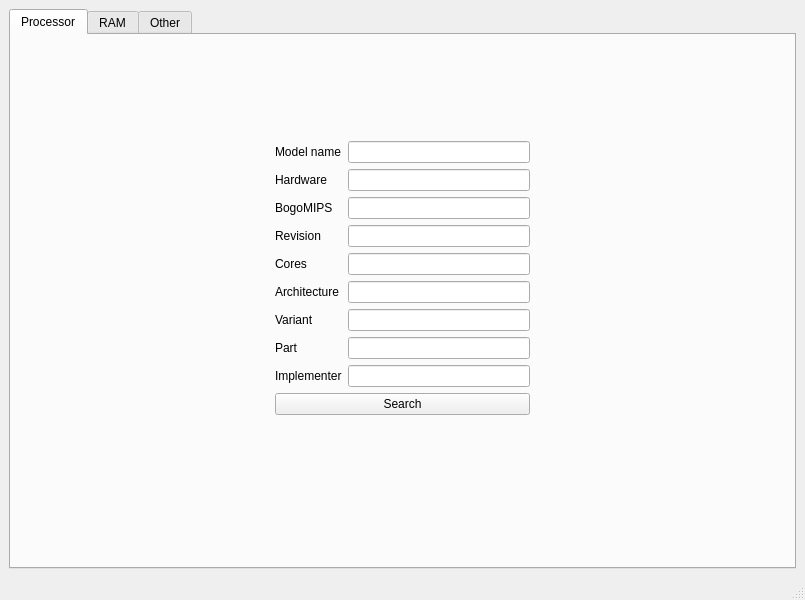
First picture: the form in AndroidParser/parser.ui, repository MaxNazarevskyi/NG_2022_AndroidParser, before the edit.
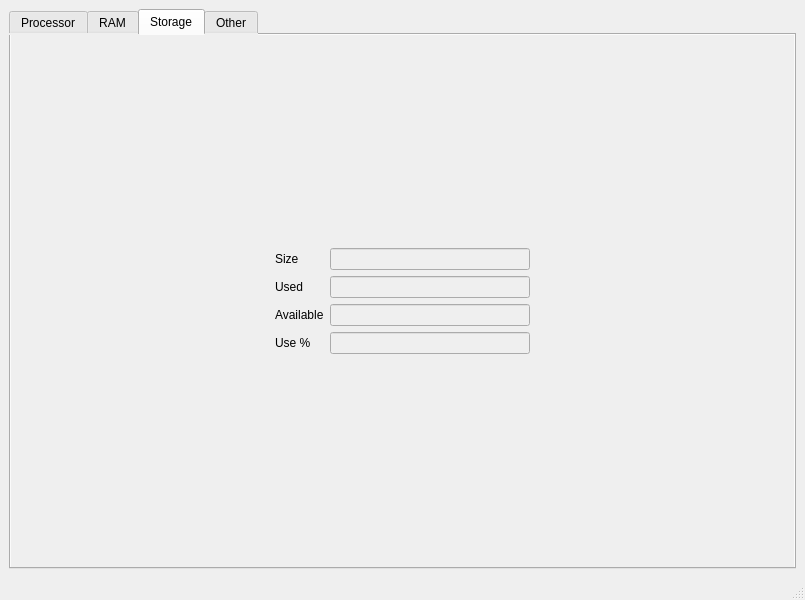
Second picture: the form after the edit. The open tabs and pages were chosen to show the change.

Commit message: Added new tab 'storage' and updated UI

```diff
--- a/AndroidParser/parser.ui
+++ b/AndroidParser/parser.ui
@@ -14,6 +14,10 @@
    <string>Parser</string>
   </property>
   <widget class="QWidget" name="centralwidget">
+   <property name="styleSheet">
+    <string notr="true">background-color: rgb(255, 238, 155);
+background-color: rgb(239, 239, 239);</string>
+   </property>
    <layout class="QGridLayout" name="gridLayout_7">
     <item row="0" column="0">
      <widget class="QTabWidget" name="tabWidget">
@@ -713,6 +717,150 @@
         </item>
        </layout>
       </widget>
+      <widget class="QWidget" name="tab_2">
+       <attribute name="title">
+        <string>Storage</string>
+       </attribute>
+       <layout class="QVBoxLayout" name="verticalLayout_2">
+        <item>
+         <layout class="QGridLayout" name="gridLayout_3">
+          <item row="1" column="2">
+           <spacer name="horizontalSpacer_7">
+            <property name="orientation">
+             <enum>Qt::Horizontal</enum>
+            </property>
+            <property name="sizeHint" stdset="0">
+             <size>
+              <width>40</width>
+              <height>20</height>
+             </size>
+            </property>
+           </spacer>
+          </item>
+          <item row="2" column="1">
+           <spacer name="verticalSpacer_8">
+            <property name="orientation">
+             <enum>Qt::Vertical</enum>
+            </property>
+            <property name="sizeHint" stdset="0">
+             <size>
+              <width>20</width>
+              <height>40</height>
+             </size>
+            </property>
+           </spacer>
+          </item>
+          <item row="1" column="0">
+           <spacer name="horizontalSpacer_8">
+            <property name="orientation">
+             <enum>Qt::Horizontal</enum>
+            </property>
+            <property name="sizeHint" stdset="0">
+             <size>
+              <width>40</width>
+              <height>20</height>
+             </size>
+            </property>
+           </spacer>
+          </item>
+          <item row="1" column="1">
+           <layout class="QGridLayout" name="gridLayout_8">
+            <item row="2" column="0">
+             <widget class="QLabel" name="label_37">
+              <property name="text">
+               <string>Size</string>
+              </property>
+             </widget>
+            </item>
+            <item row="4" column="0">
+             <widget class="QLabel" name="label_39">
+              <property name="text">
+               <string>Available</string>
+              </property>
+             </widget>
+            </item>
+            <item row="3" column="0">
+             <widget class="QLabel" name="label_38">
+              <property name="text">
+               <string>Used</string>
+              </property>
+             </widget>
+            </item>
+            <item row="4" column="1">
+             <widget class="QLineEdit" name="l_StorageAvailable">
+              <property name="minimumSize">
+               <size>
+                <width>130</width>
+                <height>22</height>
+               </size>
+              </property>
+              <property name="readOnly">
+               <bool>true</bool>
+              </property>
+             </widget>
+            </item>
+            <item row="2" column="1">
+             <widget class="QLineEdit" name="l_StorageSize">
+              <property name="minimumSize">
+               <size>
+                <width>130</width>
+                <height>22</height>
+               </size>
+              </property>
+              <property name="readOnly">
+               <bool>true</bool>
+              </property>
+             </widget>
+            </item>
+            <item row="3" column="1">
+             <widget class="QLineEdit" name="l_StorageUsed">
+              <property name="minimumSize">
+               <size>
+                <width>130</width>
+                <height>22</height>
+               </size>
+              </property>
+              <property name="readOnly">
+               <bool>true</bool>
+              </property>
+             </widget>
+            </item>
+            <item row="5" column="1">
+             <widget class="QLineEdit" name="l_StorageUse">
+              <property name="minimumSize">
+               <size>
+                <width>130</width>
+                <height>22</height>
+               </size>
+              </property>
+             </widget>
+            </item>
+            <item row="5" column="0">
+             <widget class="QLabel" name="label_32">
+              <property name="text">
+               <string>Use %</string>
+              </property>
+             </widget>
+            </item>
+           </layout>
+          </item>
+          <item row="0" column="1">
+           <spacer name="verticalSpacer_7">
+            <property name="orientation">
+             <enum>Qt::Vertical</enum>
+            </property>
+            <property name="sizeHint" stdset="0">
+             <size>
+              <width>20</width>
+              <height>40</height>
+             </size>
+            </property>
+           </spacer>
+          </item>
+         </layout>
+        </item>
+       </layout>
+      </widget>
       <widget class="QWidget" name="tab">
        <attribute name="title">
         <string>Other</string>
```
Left out of the diff: 74 changed lines with no effect on the pictures. The commit also changes 2 other files.
